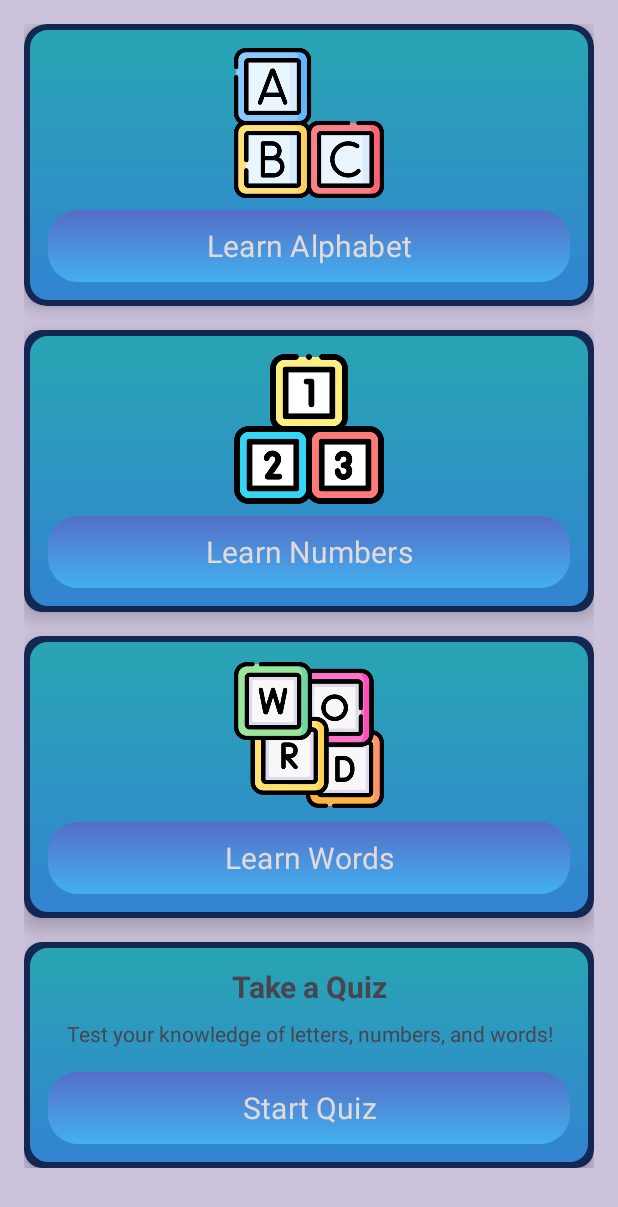
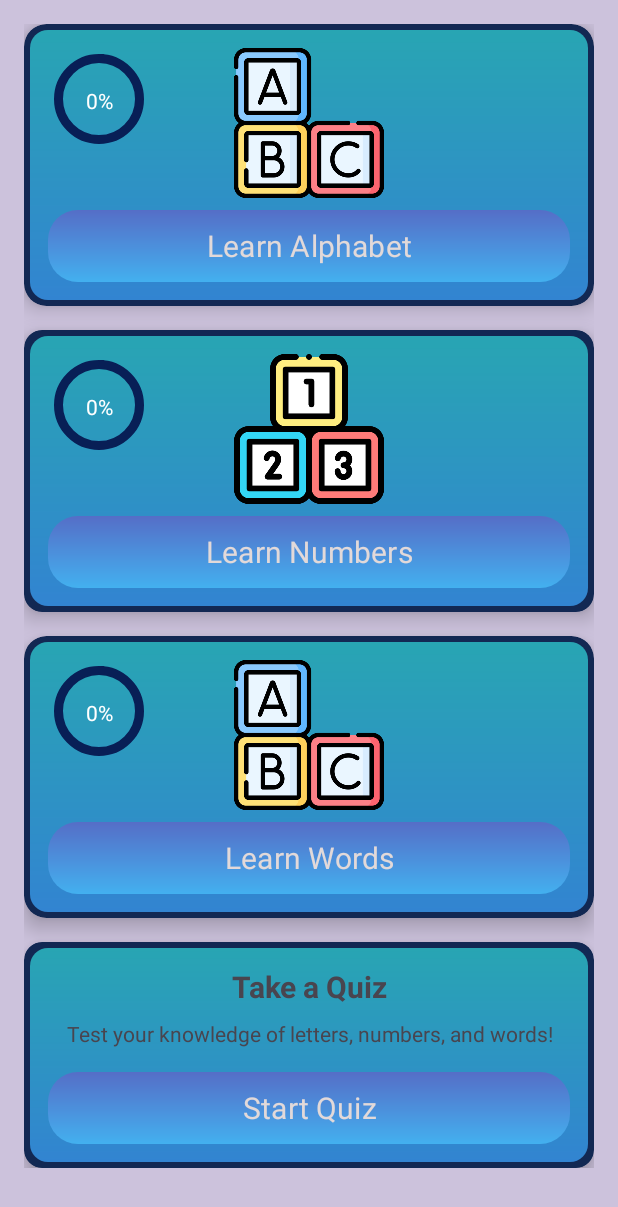
Before and after one commit to roy-vic018/module, an Android app: the screen it shows after launch (MainActivity), on a phone screen of 412 x 824 dp. Shown: the top 1207 px of the screen. Run offline under Robolectric (Android 15) with nearby library versions, the phone set to English and light mode, and no system bars; our stand-ins replace data binding; Roboto replaces fonts that are not available here.

Commit message:
Progress bar added to main layout

```diff
--- a/app/src/main/res/layout/activity_main.xml
+++ b/app/src/main/res/layout/activity_main.xml
@@ -15,7 +15,7 @@
             android:gravity="center"
             android:orientation="vertical">
 
-            <!-- Card for Learn Letters -->
+            <!-- Inside the Letters CardView -->
             <androidx.cardview.widget.CardView
                 android:layout_width="match_parent"
                 android:layout_height="wrap_content"
@@ -31,11 +31,37 @@
                     android:orientation="vertical"
                     android:padding="16dp">
 
+                    <FrameLayout
+                        android:layout_width="match_parent"
+                        android:layout_height="100dp">
+
                         <ImageView
                             android:layout_width="match_parent"
                             android:layout_height="100dp"
                             android:src="@drawable/ic_letter"
                             tools:ignore="ContentDescription" />
+
+                        <!-- Add this progress indicator -->
+                        <com.google.android.material.progressindicator.CircularProgressIndicator
+                            android:id="@+id/lettersProgress"
+                            android:layout_width="60dp"
+                            android:layout_height="60dp"
+                            android:layout_gravity="top|start"
+                            app:indicatorColor="@color/green_500"
+                            app:trackColor="@color/darkBlue"
+                            app:trackThickness="6dp"
+                            app:indicatorSize="60dp" />
+
+                        <TextView
+                            android:id="@+id/tvLettersPercent"
+                            android:layout_width="wrap_content"
+                            android:layout_height="wrap_content"
+                            android:layout_gravity="top|start"
+                            android:layout_margin="25dp"
+                            android:text="0%"
+                            android:textColor="@color/white"
+                            android:textSize="14sp"/>
+                    </FrameLayout>
 
                     <Button
                         android:id="@+id/btnLetters"
@@ -45,16 +71,14 @@
                         android:background="@drawable/btn2_bg"
                         android:fontFamily="@font/wendy_one"
                         android:textSize="20sp"
+                        app:backgroundTint="@null"
                         android:text="Learn Alphabet"
                         android:textColor="#E2D9D9"
-                        app:backgroundTint="@null"
                         tools:ignore="HardcodedText,NewApi,VisualLintButtonSize" />
-
                 </LinearLayout>
-
             </androidx.cardview.widget.CardView>
 
-            <!-- Card for Learn Numbers -->
+            <!-- Updated Numbers CardView section -->
             <androidx.cardview.widget.CardView
                 android:layout_width="match_parent"
                 android:layout_height="wrap_content"
@@ -70,11 +94,36 @@
                     android:orientation="vertical"
                     android:padding="16dp">
 
+                    <FrameLayout
+                        android:layout_width="match_parent"
+                        android:layout_height="100dp">
+
                         <ImageView
                             android:layout_width="match_parent"
                             android:layout_height="100dp"
                             android:src="@drawable/ic_number"
                             tools:ignore="ContentDescription" />
+
+                        <com.google.android.material.progressindicator.CircularProgressIndicator
+                            android:id="@+id/numbersProgress"
+                            android:layout_width="60dp"
+                            android:layout_height="60dp"
+                            android:layout_gravity="top|start"
+                            app:indicatorColor="@color/green_500"
+                            app:trackColor="@color/darkBlue"
+                            app:trackThickness="6dp"
+                            app:indicatorSize="60dp" />
+
+                        <TextView
+                            android:id="@+id/tvNumbersPercent"
+                            android:layout_width="wrap_content"
+                            android:layout_height="wrap_content"
+                            android:layout_gravity="top|start"
+                            android:layout_margin="25dp"
+                            android:text="0%"
+                            android:textColor="@color/white"
+                            android:textSize="14sp"/>
+                    </FrameLayout>
 
                     <Button
                         android:id="@+id/btnNumbers"
@@ -90,16 +139,15 @@
                         tools:ignore="HardcodedText,NewApi,VisualLintButtonSize" />
 
                 </LinearLayout>
-
             </androidx.cardview.widget.CardView>
 
-            <!-- Card for Learn Words -->
+            <!-- Inside the Words CardView -->
             <androidx.cardview.widget.CardView
                 android:layout_width="match_parent"
                 android:layout_height="wrap_content"
                 android:layout_marginBottom="16dp"
                 app:cardBackgroundColor="@color/material_dynamic_primary20"
-                app:cardCornerRadius="12dp"
+                app:cardCornerRadius="15dp"
                 app:cardElevation="8dp">
 
                 <LinearLayout
@@ -109,11 +157,37 @@
                     android:orientation="vertical"
                     android:padding="16dp">
 
+                    <FrameLayout
+                        android:layout_width="match_parent"
+                        android:layout_height="100dp">
+
                         <ImageView
                             android:layout_width="match_parent"
                             android:layout_height="100dp"
-                        android:src="@drawable/ic_word"
+                            android:src="@drawable/ic_letter"
                             tools:ignore="ContentDescription" />
+
+                        <!-- Add this progress indicator -->
+                        <com.google.android.material.progressindicator.CircularProgressIndicator
+                            android:id="@+id/WordsProgress"
+                            android:layout_width="60dp"
+                            android:layout_height="60dp"
+                            android:layout_gravity="top|start"
+                            app:indicatorColor="@color/green_500"
+                            app:trackColor="@color/darkBlue"
+                            app:trackThickness="6dp"
+                            app:indicatorSize="60dp" />
+
+                        <TextView
+                            android:id="@+id/tvWordsPercent"
+                            android:layout_width="wrap_content"
+                            android:layout_height="wrap_content"
+                            android:layout_gravity="top|start"
+                            android:layout_margin="25dp"
+                            android:text="0%"
+                            android:textColor="@color/white"
+                            android:textSize="14sp"/>
+                    </FrameLayout>
 
                     <Button
                         android:id="@+id/btnWords"
@@ -127,9 +201,7 @@
                         android:text="Learn Words"
                         android:textColor="#E2D9D9"
                         tools:ignore="HardcodedText,NewApi,VisualLintButtonSize" />
-
                 </LinearLayout>
-
             </androidx.cardview.widget.CardView>
 
             <!-- Quiz CardView -->
--- a/app/src/main/res/values/colors.xml
+++ b/app/src/main/res/values/colors.xml
@@ -3,6 +3,9 @@
     <color name="black">#FF000000</color>
     <color name="white">#FFFFFFFF</color>
     <color name="colorPrimaryDark">#485C31</color>
+    <color name="green_500">#075F0A</color>
+    <color name="gray_200">#EEEEEE</color>
+    <color name="darkBlue">#081F56</color>
     <!-- For button of Front and Side View -->
     <color name="btn_color">#1D5281</color>
 </resources>
```
Lines whose indentation alone changed are shown as unchanged.
